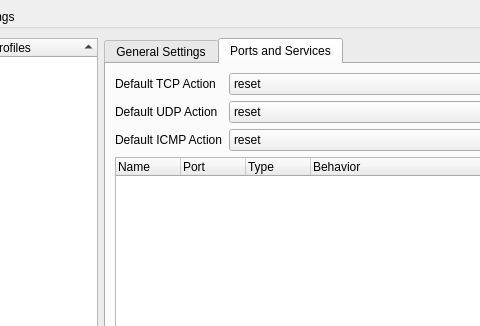
This is NovaGUI/UI/novaconfig.ui in altf4/Nova as Qt 5 draws it before an edit; both pictures show x 200 to 680 and y 0 to 326 of the 800 by 500 pixel window. The edited form follows.
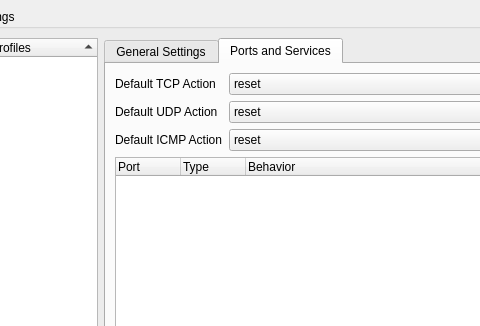
This is the edited form. The open tabs and pages were chosen to show the change.

```diff
--- a/NovaGUI/UI/novaconfig.ui
+++ b/NovaGUI/UI/novaconfig.ui
@@ -2455,11 +2455,6 @@
                      <attribute name="headerDefaultSectionSize">
                       <number>65</number>
                      </attribute>
-                     <column>
-                      <property name="text">
-                       <string>Name</string>
-                      </property>
-                     </column>
                      <column>
                       <property name="text">
                        <string>Port</string>
```
Left out of the diff: 13 changed lines with no effect on the pictures.
